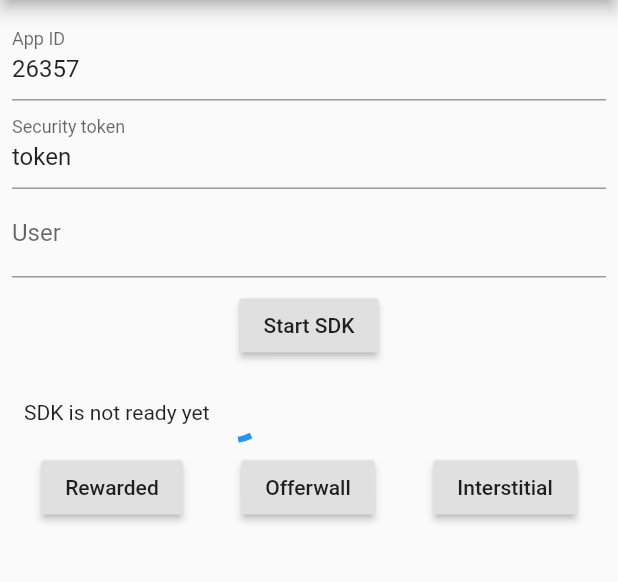
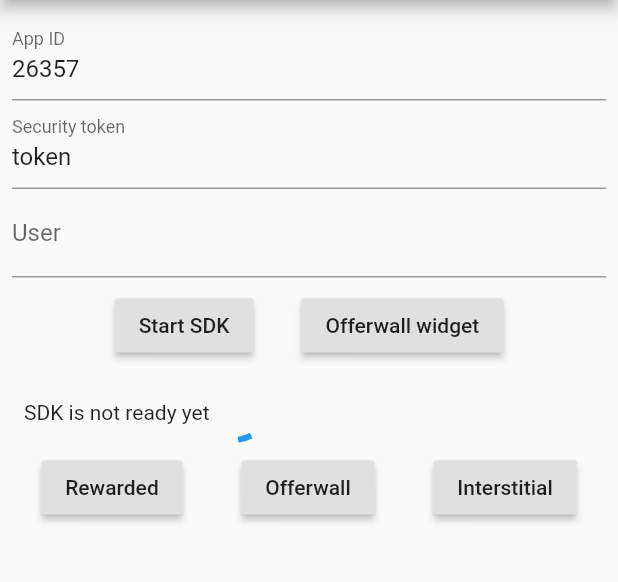
Before and after one commit to SponsorPay/ff-fyber-flutter, a Flutter app: the screen it shows after launch, on a phone screen of 412 x 824 dp, the part 84-666 px from its top. Run offline on Flutter 3.47's test engine with Material 2 defaults, Android fonts, the phone set to English and light mode, and no system bars.

Commit message:
Display Offerwall widget in example app

```diff
--- a/example/lib/main.dart
+++ b/example/lib/main.dart
@@ -1,8 +1,7 @@
-import 'dart:async';
-
 import 'package:flutter/material.dart';
 import 'package:flutter/services.dart';
 import 'package:fyber_4_flutter/fyber_4_flutter.dart';
+import 'package:fyber_4_flutter_example/offerwall_page.dart';
 
 void main() => runApp(new MyApp());
 
@@ -24,7 +23,29 @@ class _MyAppState extends State<MyApp> {
       theme: ThemeData(
         primaryColor: const Color.fromARGB(255, 0, 208, 134),
       ),
-      home: new Scaffold(
+      routes: {
+        Navigator.defaultRouteName: (context) => PageWrapper(
+              child: FlutterSdkTestPage(),
+            ),
+        "/offerwallWidget": (context) => PageWrapper(
+              child: OfferwallPage(),
+            ),
+      },
+    );
+  }
+}
+
+class PageWrapper extends StatelessWidget {
+  final Widget child;
+
+  const PageWrapper({
+    Key key,
+    this.child,
+  }) : super(key: key);
+
+  @override
+  Widget build(BuildContext context) {
+    return new Scaffold(
       appBar: new AppBar(
         title: new Row(
           children: <Widget>[
@@ -38,8 +59,7 @@ class _MyAppState extends State<MyApp> {
           ],
         ),
       ),
-        body: new FlutterSdkTestPage(),
-      ),
+      body: child,
     );
   }
 }
@@ -92,9 +112,21 @@ class _FlutterSdkTestPageState extends State<FlutterSdkTestPage> {
                   ),
                   new Padding(
                     padding: const EdgeInsets.all(8.0),
-                    child: new RaisedButton(
+                    child: Row(
+                      mainAxisAlignment: MainAxisAlignment.center,
+                      children: <Widget>[
+                        new RaisedButton(
                           onPressed: _onStartSDK,
                           child: new Text("Start SDK"),
+                        ),
+                        SizedBox(
+                          width: 32.0,
+                        ),
+                        new RaisedButton(
+                          onPressed: _onShowOfferwallWidget,
+                          child: new Text("Offerwall widget"),
+                        ),
+                      ],
                     ),
                   ),
                 ],
@@ -119,6 +151,10 @@ class _FlutterSdkTestPageState extends State<FlutterSdkTestPage> {
       print(
           "Fyber SDK ${started ? "started... yay!" : "not running... nooo!"}");
     }
+  }
+
+  void _onShowOfferwallWidget() {
+    Navigator.of(context).pushNamed("/offerwallWidget");
   }
 }
 
```
Also changed, not shown: example/lib/offerwall_page.dart (added, +16 -0 lines), lib/offerwall.dart (+179 -0 lines). Lines whose indentation alone changed are shown as unchanged.
